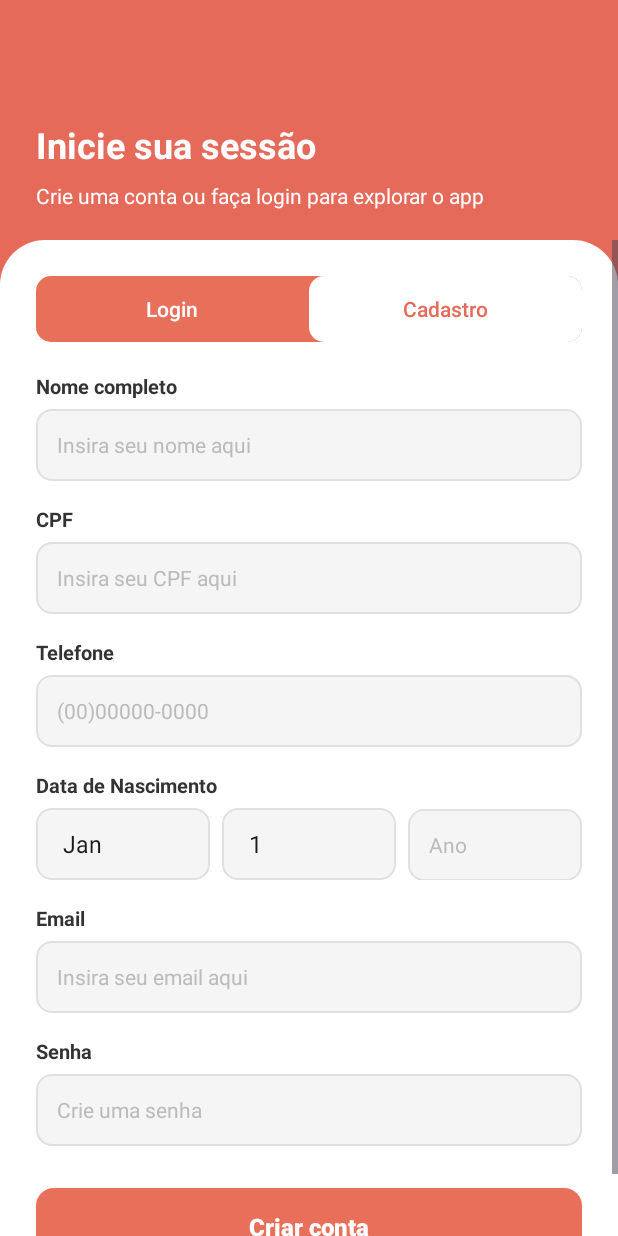
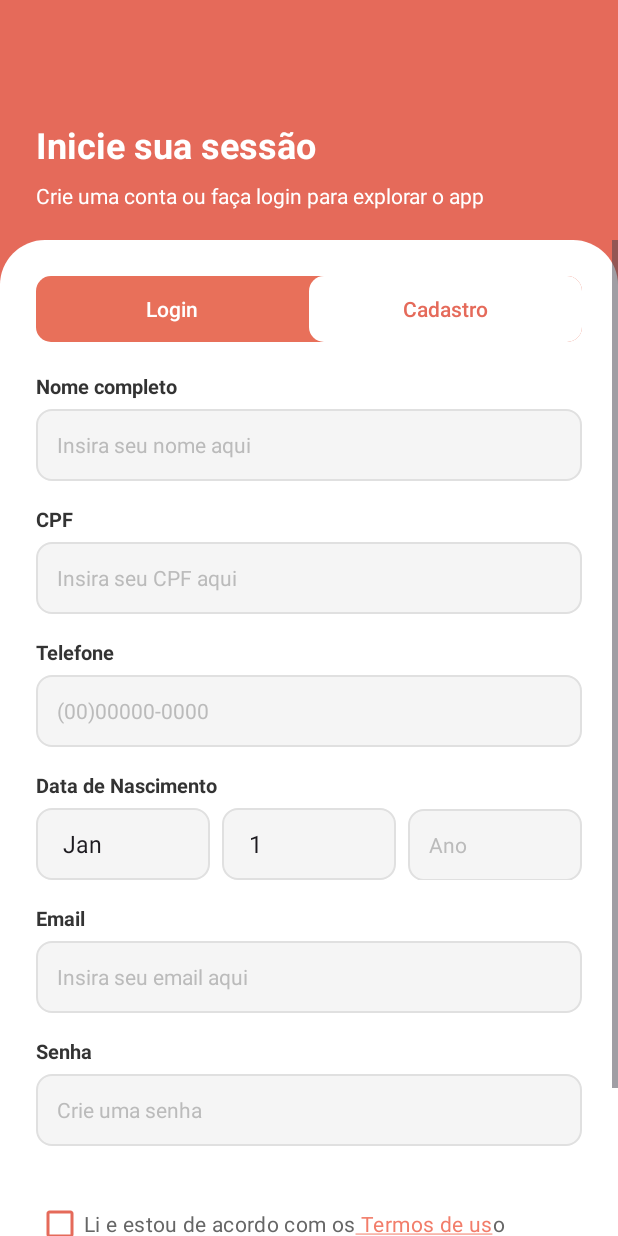
Before and after one commit to 2026-1-NCC3/Projeto5, an Android app: the CadastroActivity screen opened directly, with no data from a screen before it, on a phone screen of 412 x 824 dp. Run offline under Robolectric (Android 15) with nearby library versions, the light colour scheme and no system bars.

Commit message:
adicionando link dos termos na tela de cadastro

```diff
--- a/src/mobile/app/src/main/java/com/example/mayarpgapp/CadastroActivity.java
+++ b/src/mobile/app/src/main/java/com/example/mayarpgapp/CadastroActivity.java
@@ -10,11 +10,20 @@ import retrofit2.Response;
 
 import android.content.Intent;
 import android.os.Bundle;
+import android.text.SpannableString;
+import android.text.Spanned;
+import android.text.style.ClickableSpan;
+import android.view.View;
 import android.widget.ArrayAdapter;
+import android.widget.CheckBox;
 import android.widget.EditText;
 import android.widget.Spinner;
 import android.widget.Toast;
+import android.text.TextPaint;
+import android.graphics.Color;
+import android.text.method.LinkMovementMethod;
 
+import androidx.annotation.NonNull;
 import androidx.appcompat.app.AppCompatActivity;
 import androidx.appcompat.widget.AppCompatButton;
 
@@ -22,7 +31,9 @@ public class CadastroActivity extends AppCompatActivity {
 
     EditText etNome, etCpf, etTelefone, etAno, etEmail, etSenha;
     Spinner spinnerDia, spinnerMes;
+    CheckBox cbTermos;
     AppCompatButton btnCriarConta;
+
 
     @Override
     protected void onCreate(Bundle savedInstanceState) {
@@ -35,13 +46,17 @@ public class CadastroActivity extends AppCompatActivity {
         etAno = findViewById(R.id.etAno);
         etEmail = findViewById(R.id.etEmail);
         etSenha = findViewById(R.id.etSenha);
+        cbTermos = findViewById(R.id.cbTermos);
 
         spinnerDia = findViewById(R.id.spinnerDia);
         spinnerMes = findViewById(R.id.spinnerMes);
 
         btnCriarConta = findViewById(R.id.btnCriarConta);
 
+        configurarLinkTermos();
+
         configurarSpinners();
+
 
         btnCriarConta.setOnClickListener(v -> cadastrar());
 
@@ -51,6 +66,30 @@ public class CadastroActivity extends AppCompatActivity {
             Intent intent = new Intent(CadastroActivity.this,LoginActivity.class);
             startActivity(intent);
         });
+    }
+
+    private void configurarLinkTermos(){
+        String texto = "Li e estou de acordo com os Termos de uso";
+        SpannableString ss = new SpannableString(texto);
+
+        ClickableSpan clickableSpan = new ClickableSpan() {
+            @Override
+            public void onClick(View widget) {
+                Intent intent = new Intent(CadastroActivity.this, TermosActivity.class);
+                startActivity(intent);
+            }
+            @Override
+            public void updateDrawState(TextPaint ds) {
+                super.updateDrawState(ds);
+                ds.setColor(Color.parseColor("#F27D6A"));
+                ds.setUnderlineText(true);
+            }
+        };
+
+        ss.setSpan(clickableSpan, 27, 40, Spanned.SPAN_EXCLUSIVE_EXCLUSIVE);
+
+        cbTermos.setText(ss);
+        cbTermos.setMovementMethod(LinkMovementMethod.getInstance());
     }
 
     private void configurarSpinners() {
--- a/src/mobile/app/src/main/res/layout/activity_cadastro.xml
+++ b/src/mobile/app/src/main/res/layout/activity_cadastro.xml
@@ -250,6 +250,15 @@
                 android:layout_marginBottom="28dp"
                 android:imeOptions="actionDone"/>
 
+            <CheckBox
+                android:id="@+id/cbTermos"
+                android:layout_width="wrap_content"
+                android:layout_height="wrap_content"
+                android:layout_marginBottom="24dp"
+                android:buttonTint="@color/salmon"
+                android:textColor="#666666"
+                android:textSize="14sp"
+                android:text="Li e estou de acordo com os Termos de uso" />
 
             <androidx.appcompat.widget.AppCompatButton
                 android:id="@+id/btnCriarConta"
```
